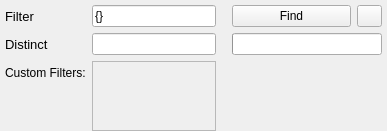
The window that assets/ui_files/documentSearchFilter.ui (compix/MetadataManager) describes before a commit, drawn with Qt 5.
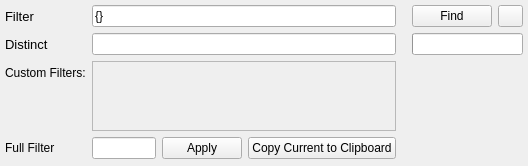
The same window after the commit. Icons and pictures are not drawn.

Commit message: Full search filter support

Diff of the .ui file:
```diff
--- a/assets/ui_files/documentSearchFilter.ui
+++ b/assets/ui_files/documentSearchFilter.ui
@@ -6,14 +6,14 @@
    <rect>
     <x>0</x>
     <y>0</y>
-    <width>387</width>
-    <height>129</height>
+    <width>528</width>
+    <height>166</height>
    </rect>
   </property>
   <property name="windowTitle">
    <string>Form</string>
   </property>
-  <layout class="QHBoxLayout" name="horizontalLayout">
+  <layout class="QVBoxLayout" name="verticalLayout_2">
    <property name="leftMargin">
     <number>0</number>
    </property>
@@ -34,7 +34,49 @@
      <property name="frameShadow">
       <enum>QFrame::Raised</enum>
      </property>
-     <layout class="QHBoxLayout" name="horizontalLayout_2">
+     <layout class="QVBoxLayout" name="verticalLayout_6">
+      <property name="leftMargin">
+       <number>0</number>
+      </property>
+      <property name="topMargin">
+       <number>0</number>
+      </property>
+      <property name="rightMargin">
+       <number>0</number>
+      </property>
+      <property name="bottomMargin">
+       <number>0</number>
+      </property>
+      <item>
+       <widget class="QFrame" name="frame_3">
+        <property name="frameShape">
+         <enum>QFrame::NoFrame</enum>
+        </property>
+        <property name="frameShadow">
+         <enum>QFrame::Raised</enum>
+        </property>
+        <layout class="QHBoxLayout" name="horizontalLayout">
+         <property name="leftMargin">
+          <number>0</number>
+         </property>
+         <property name="topMargin">
+          <number>0</number>
+         </property>
+         <property name="rightMargin">
+          <number>0</number>
+         </property>
+         <property name="bottomMargin">
+          <number>0</number>
+         </property>
+         <item>
+          <widget class="QFrame" name="frame_5">
+           <property name="frameShape">
+            <enum>QFrame::NoFrame</enum>
+           </property>
+           <property name="frameShadow">
+            <enum>QFrame::Raised</enum>
+           </property>
+           <layout class="QVBoxLayout" name="verticalLayout_4">
       <property name="leftMargin">
        <number>0</number>
       </property>
@@ -134,7 +176,7 @@
             <rect>
              <x>0</x>
              <y>0</y>
-             <width>131</width>
+                   <width>314</width>
              <height>69</height>
             </rect>
            </property>
@@ -155,7 +197,50 @@
           </widget>
          </widget>
         </item>
-       </layout>
+              <item row="3" column="0">
+               <widget class="QLabel" name="label_4">
+                <property name="text">
+                 <string>Full Filter</string>
+                </property>
+               </widget>
+              </item>
+              <item row="3" column="1">
+               <layout class="QHBoxLayout" name="horizontalLayout_5">
+                <property name="leftMargin">
+                 <number>0</number>
+                </property>
+                <property name="topMargin">
+                 <number>0</number>
+                </property>
+                <property name="rightMargin">
+                 <number>0</number>
+                </property>
+                <property name="bottomMargin">
+                 <number>0</number>
+                </property>
+                <item>
+                 <widget class="QLineEdit" name="fullFilterLineEdit"/>
+                </item>
+                <item>
+                 <widget class="QPushButton" name="fullFilterApplyButton">
+                  <property name="text">
+                   <string>Apply</string>
+                  </property>
+                 </widget>
+                </item>
+                <item>
+                 <widget class="QPushButton" name="copyFullSearchToClipboardButton">
+                  <property name="text">
+                   <string>Copy Current to Clipboard</string>
+                  </property>
+                 </widget>
+                </item>
+               </layout>
+              </item>
+             </layout>
+            </item>
+           </layout>
+          </widget>
       </item>
       <item>
        <layout class="QVBoxLayout" name="verticalLayout_3" stretch="0">
@@ -276,6 +361,33 @@
          </widget>
         </item>
        </layout>
+         </item>
+        </layout>
+       </widget>
+      </item>
+      <item>
+       <widget class="QFrame" name="frame_4">
+        <property name="frameShape">
+         <enum>QFrame::NoFrame</enum>
+        </property>
+        <property name="frameShadow">
+         <enum>QFrame::Raised</enum>
+        </property>
+        <layout class="QVBoxLayout" name="verticalLayout_7">
+         <property name="leftMargin">
+          <number>0</number>
+         </property>
+         <property name="topMargin">
+          <number>0</number>
+         </property>
+         <property name="rightMargin">
+          <number>0</number>
+         </property>
+         <property name="bottomMargin">
+          <number>0</number>
+         </property>
+        </layout>
+       </widget>
       </item>
      </layout>
     </widget>
```
Lines whose indentation alone changed are shown as unchanged. The commit also changes 1 other file.
